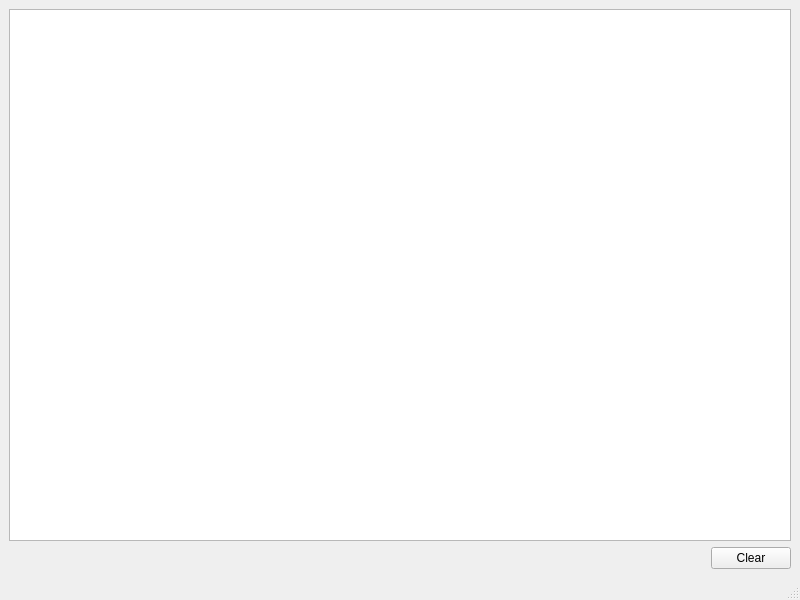
Above: Qt_DesignPatterns/DragAndDrop/mainwindow.ui from gwamoniak/upgraded-spoon before the change. Below: the same form after it.
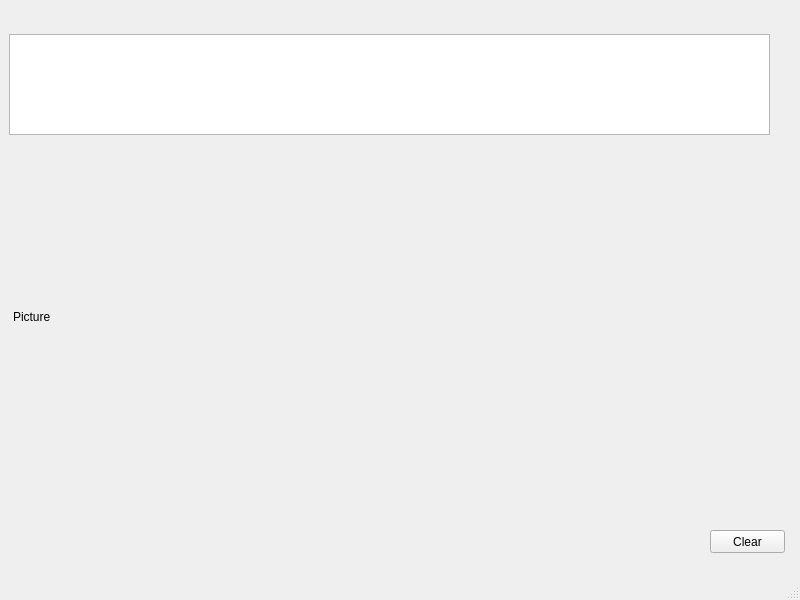
That is the form after the change.

The edit to the form file:
```diff
--- a/Qt_DesignPatterns/DragAndDrop/mainwindow.ui
+++ b/Qt_DesignPatterns/DragAndDrop/mainwindow.ui
@@ -14,38 +14,53 @@
    <string>MainWindow</string>
   </property>
   <widget class="QWidget" name="centralwidget">
-   <layout class="QVBoxLayout" name="verticalLayout_2">
-    <item>
-     <layout class="QVBoxLayout" name="labelLayout"/>
-    </item>
-    <item>
-     <widget class="QTextEdit" name="textEdit"/>
-    </item>
-    <item>
-     <layout class="QHBoxLayout" name="horizontalLayout">
-      <item>
-       <spacer name="horizontalSpacer">
-        <property name="orientation">
-         <enum>Qt::Horizontal</enum>
-        </property>
-        <property name="sizeHint" stdset="0">
-         <size>
-          <width>40</width>
-          <height>20</height>
-         </size>
-        </property>
-       </spacer>
-      </item>
-      <item>
-       <widget class="QPushButton" name="ClearButton">
-        <property name="text">
-         <string>Clear</string>
-        </property>
-       </widget>
-      </item>
-     </layout>
-    </item>
-   </layout>
+   <widget class="QTextEdit" name="textEdit">
+    <property name="geometry">
+     <rect>
+      <x>9</x>
+      <y>34</y>
+      <width>761</width>
+      <height>101</height>
+     </rect>
+    </property>
+   </widget>
+   <widget class="QLabel" name="picture">
+    <property name="geometry">
+     <rect>
+      <x>13</x>
+      <y>146</y>
+      <width>761</width>
+      <height>341</height>
+     </rect>
+    </property>
+    <property name="text">
+     <string>Picture</string>
+    </property>
+   </widget>
+   <widget class="QWidget" name="">
+    <property name="geometry">
+     <rect>
+      <x>9</x>
+      <y>9</y>
+      <width>761</width>
+      <height>16</height>
+     </rect>
+    </property>
+    <layout class="QVBoxLayout" name="labelLayout"/>
+   </widget>
+   <widget class="QPushButton" name="ClearButton">
+    <property name="geometry">
+     <rect>
+      <x>710</x>
+      <y>530</y>
+      <width>75</width>
+      <height>23</height>
+     </rect>
+    </property>
+    <property name="text">
+     <string>Clear</string>
+    </property>
+   </widget>
   </widget>
   <widget class="QMenuBar" name="menubar">
    <property name="geometry">
```
